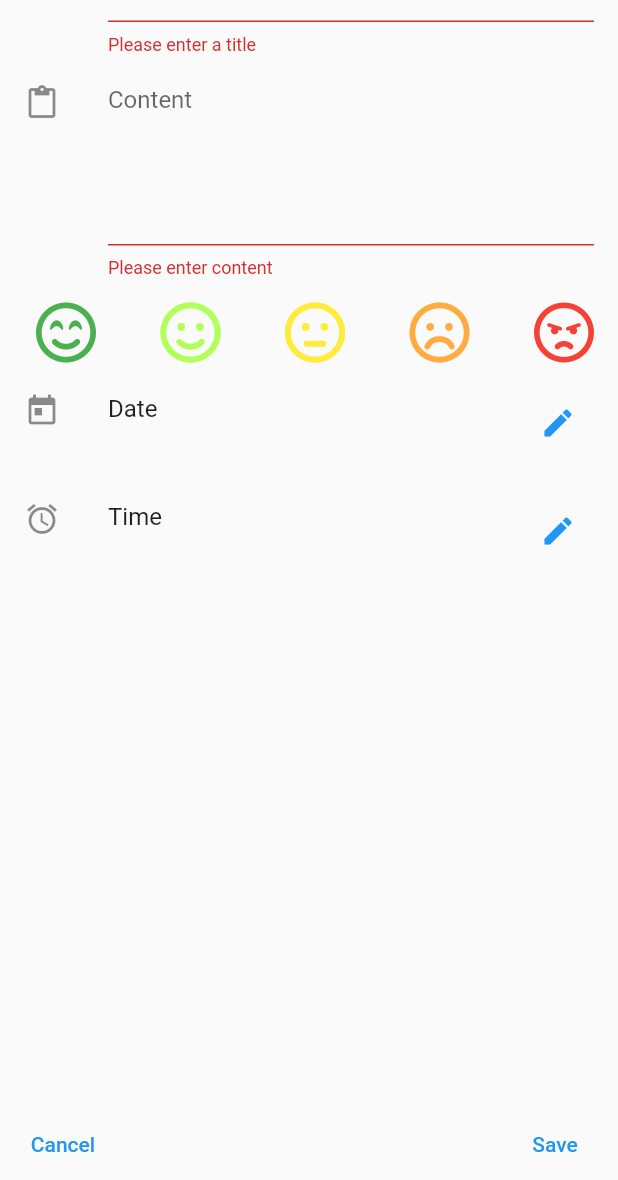
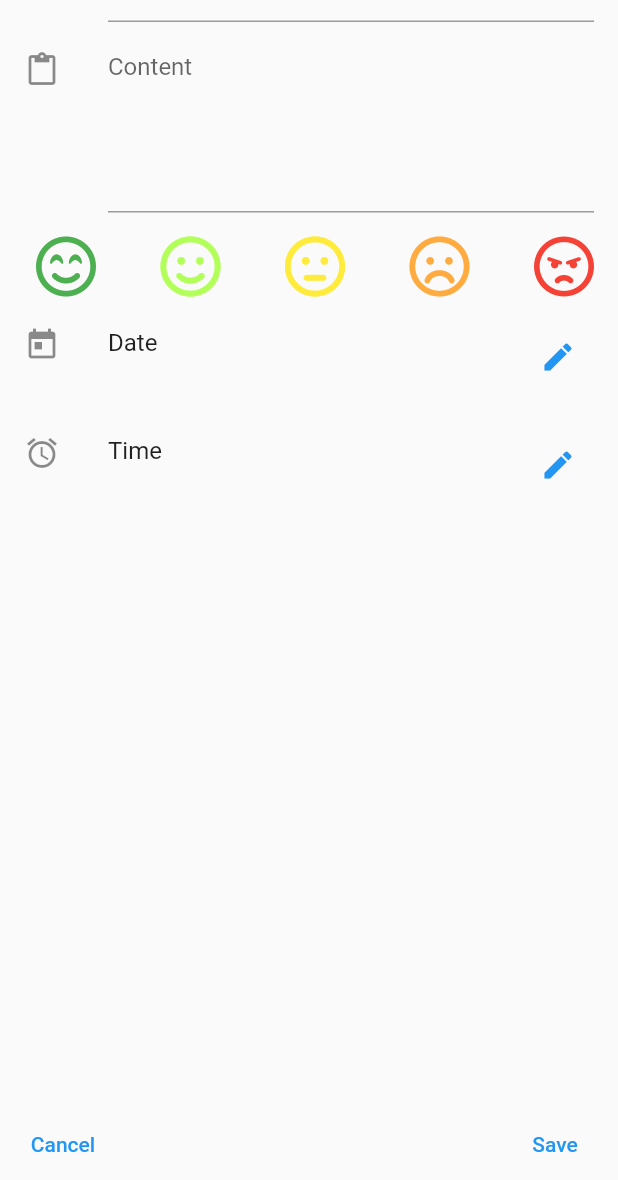
Before and after one commit to Dsedar/Dnevnichok-coursework, a Flutter app: the NotesEntry screen opened directly, after a tap on "Save", on a phone screen of 412 x 824 dp, the part 56-1236 px from its top. Run offline on Flutter 3.47's test engine with Material 2 defaults, Android fonts, the phone set to English and light mode, and no system bars; our stand-ins replace flutter_calendar_carousel, flutter_slidable, font_awesome_flutter, pie_chart, settings_ui, sqflite and 2 more; missing offline and left inert: month_year_picker; accounts and stored records are empty.

Commit message:
all project

```diff
--- a/dnevnichok/lib/Notes/NotesEntry.dart
+++ b/dnevnichok/lib/Notes/NotesEntry.dart
@@ -79,7 +79,7 @@ class NotesEntry extends StatelessWidget {
                                     controller : _titleEditingController,
                                     validator : (inValue) {
                                       if (inValue?.length == 0) { return "Please enter a title"; }
-                                      return null;
+                                      //return null;
                                     }
                                 )
                             ),
@@ -93,13 +93,12 @@ class NotesEntry extends StatelessWidget {
                                     controller : _contentEditingController,
                                     validator : (inValue) {
                                       if (inValue?.length == 0) { return "Please enter content"; }
-                                      return null;
+                                      //return null;
                                     }
                                 )
                             ),
                             // Note mood.
                             ListTile(
-                                //leading : Icon(Icons.color_lens),
                                 title : Row(
                                     mainAxisAlignment: MainAxisAlignment.spaceBetween,
                                     crossAxisAlignment: CrossAxisAlignment.center,
@@ -155,15 +154,7 @@ class NotesEntry extends StatelessWidget {
                                     key: Key('dateEditButton'),
                                     icon : Icon(Icons.edit),
                                     color : Colors.blue,
-                                    onPressed : () => _selectDate(inContext)/*async {
-                                      // Request a date from the user.  If one is returned, store it.
-                                      String chosenDate = await utils.selectDate(
-                                          inContext, notesModel, notesModel.entityBeingEdited.noteDate
-                                      );
-                                      if (chosenDate != null) {
-                                        notesModel.entityBeingEdited.noteDate = chosenDate;
-                                      }
-                                    }*/
+                                    onPressed : () => _selectDate(inContext)
                                 )
                             ),
                             // Appointment Time.
@@ -194,6 +185,32 @@ class NotesEntry extends StatelessWidget {
   void _save(BuildContext inContext, NotesModel inModel) async {
 
     print("## NotesEntry._save()");
+
+    // Check mood is added
+    if (inModel.entityBeingEdited.mood == null) {
+      ScaffoldMessenger.of(inContext).showSnackBar(
+        SnackBar(content: Text('Пожалуйста введите настроение')),
+      );
+      return;
+    }
+
+    // Check date and time is added
+    if (inModel.entityBeingEdited.noteDate == null ||
+        inModel.entityBeingEdited.noteTime == null) {
+      ScaffoldMessenger.of(inContext).showSnackBar(
+        SnackBar(content: Text('Пожалуйста введите дату и время')),
+      );
+      return;
+    }
+
+    // Check for note in added date
+    if (inModel.entityBeingEdited.noteDate != null &&
+        notesModel.noteDate == inModel.entityBeingEdited.noteDate) {
+      ScaffoldMessenger.of(inContext).showSnackBar(
+        SnackBar(content: Text('Запись на эту дату уже существует')),
+      );
+      return;
+    }
 
     // Abort if form isn't valid.
     if (!_formKey.currentState!.validate()) { return; }
--- a/dnevnichok/lib/Notes/NotesList.dart
+++ b/dnevnichok/lib/Notes/NotesList.dart
@@ -155,7 +155,6 @@ class _NotesList extends State {
                   ),
                   body : _foundNotes.isNotEmpty?
                       ListView.builder(
-                      //itemCount : notesModel.entityList.length,
                         itemCount: _foundNotes.length,
                         itemBuilder : (BuildContext inBuildContext, int inIndex) {
                           Map<String, dynamic> note = _foundNotes[inIndex];
@@ -187,7 +186,7 @@ class _NotesList extends State {
                                               Icon(FontAwesomeIcons.faceAngry, color: Colors.red, size: 40),
                                             title : Text("${note['title']}"),
                                             subtitle : Text("${note['content']}"),
-                                            trailing: Text("${note['noteDate']}"),
+                                            trailing: Text(note['noteDate']),
                                             // Edit existing note.
                                             onTap : () async {
                                               notesModel.entityBeingEdited = await NotesDBWorker.db.get(note['id']);
```
